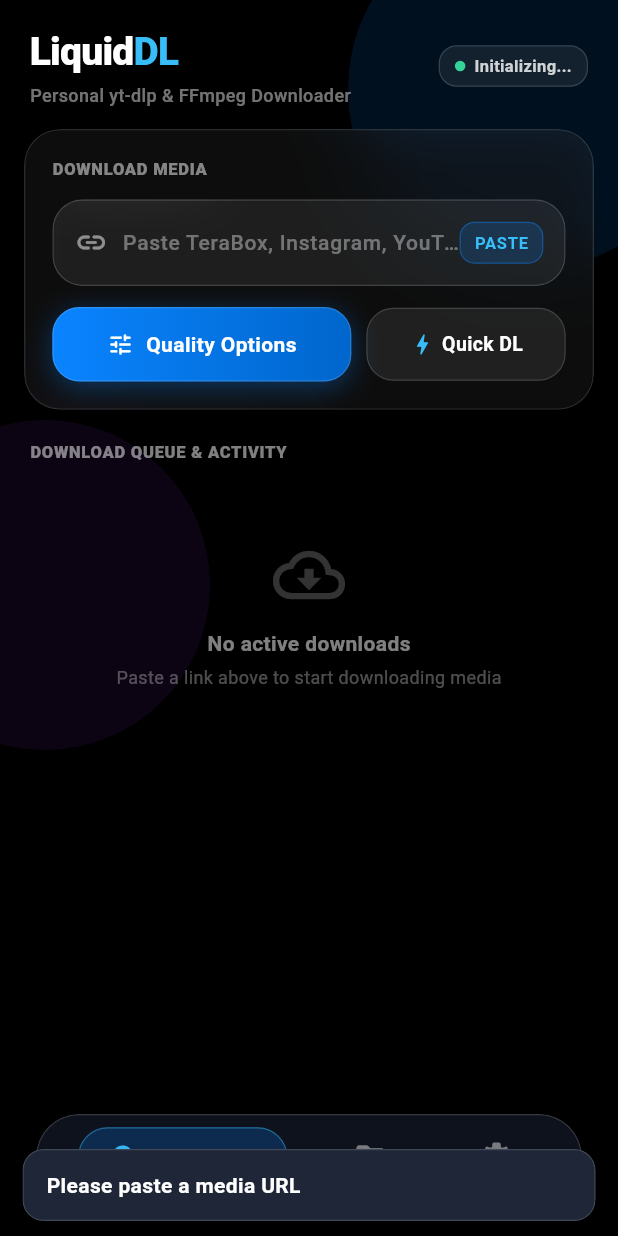
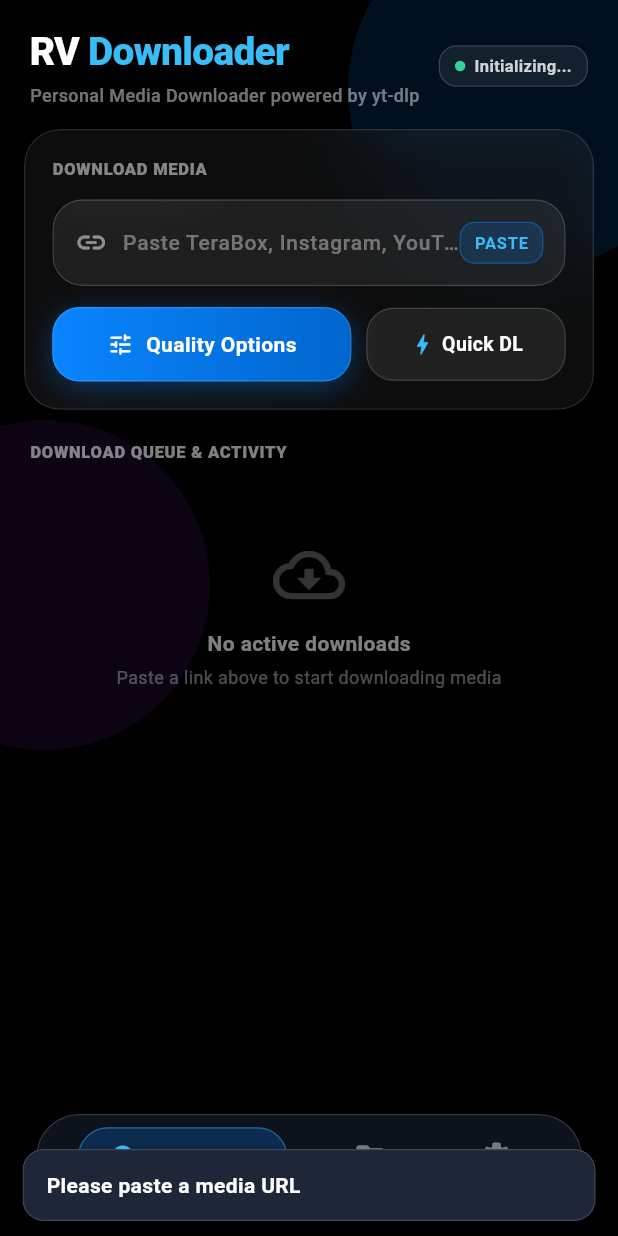
Before and after one commit to revantram/rv-downloader, a Flutter app: the screen it shows after launch, after a tap on "Quality Options", on a phone screen of 412 x 824 dp. Run offline on Flutter 3.47's test engine with Material 3 defaults, Android fonts, the phone set to English and light mode, and no system bars; our stand-ins replace permission_handler, shared_preferences.

Commit message:
feat: rename application to RV Downloader with customized packages and branding

```diff
--- a/lib/main.dart
+++ b/lib/main.dart
@@ -25,16 +25,16 @@ void main() async {
   await SettingsService.instance.init();
   await NativeDownloaderService.instance.init();
 
-  runApp(const LiquidDLApp());
+  runApp(const RVDownloaderApp());
 }
 
-class LiquidDLApp extends StatelessWidget {
-  const LiquidDLApp({super.key});
+class RVDownloaderApp extends StatelessWidget {
+  const RVDownloaderApp({super.key});
 
   @override
   Widget build(BuildContext context) {
     return MaterialApp(
-      title: 'LiquidDL',
+      title: 'RV Downloader',
       debugShowCheckedModeBanner: false,
       theme: ThemeData(
         brightness: Brightness.dark,
--- a/lib/screens/home_screen.dart
+++ b/lib/screens/home_screen.dart
@@ -305,7 +305,7 @@ class _HomeScreenState extends State<HomeScreen> with WidgetsBindingObserver {
                             Row(
                               children: [
                                 const Text(
-                                  'Liquid',
+                                  'RV ',
                                   style: TextStyle(
                                     color: Colors.white,
                                     fontSize: 26,
@@ -314,7 +314,7 @@ class _HomeScreenState extends State<HomeScreen> with WidgetsBindingObserver {
                                   ),
                                 ),
                                 Text(
-                                  'DL',
+                                  'Downloader',
                                   style: TextStyle(
                                     color: const Color(0xFF38BDF8),
                                     fontSize: 26,
@@ -326,7 +326,7 @@ class _HomeScreenState extends State<HomeScreen> with WidgetsBindingObserver {
                             ),
                             const SizedBox(height: 2),
                             Text(
-                              'Personal yt-dlp & FFmpeg Downloader',
+                              'Personal Media Downloader powered by yt-dlp',
                               style: TextStyle(
                                 color: Colors.white.withValues(alpha: 0.45),
                                 fontSize: 12,
--- a/lib/screens/settings_screen.dart
+++ b/lib/screens/settings_screen.dart
@@ -323,7 +323,7 @@ class _SettingsScreenState extends State<SettingsScreen> {
                 crossAxisAlignment: CrossAxisAlignment.start,
                 children: [
                   const Text(
-                    'LiquidDL Personal Media Downloader',
+                    'RV Downloader - Personal Media Downloader',
                     style: TextStyle(
                       color: Colors.white,
                       fontSize: 14,
--- a/lib/services/native_downloader_service.dart
+++ b/lib/services/native_downloader_service.dart
@@ -15,9 +15,9 @@ class NativeDownloaderService extends ChangeNotifier {
   NativeDownloaderService._();
 
   static const MethodChannel _methodChannel =
-      MethodChannel('com.rvbhati.liquiddl/engine');
+      MethodChannel('com.rvbhati.rvdownloader/engine');
   static const EventChannel _eventChannel =
-      EventChannel('com.rvbhati.liquiddl/progress_events');
+      EventChannel('com.rvbhati.rvdownloader/progress_events');
 
   final List<DownloadTask> _tasks = [];
   StreamSubscription? _eventSubscription;
@@ -85,7 +85,6 @@ class NativeDownloaderService extends ChangeNotifier {
     task.progress = progress.clamp(0.0, 100.0);
     task.etaSeconds = eta;
 
-    // Parse speed from yt-dlp log line e.g. "at 4.52MiB/s"
     final speedMatch = RegExp(r'at\s+([0-9.]+[KMG]?i?B/s)', caseSensitive: false)
         .firstMatch(line);
     if (speedMatch != null) {
@@ -270,7 +269,7 @@ class NativeDownloaderService extends ChangeNotifier {
 
   Future<File> _getHistoryFile() async {
     final dir = await getApplicationDocumentsDirectory();
-    return File('${dir.path}/download_tasks_v1.json');
+    return File('${dir.path}/rv_downloader_tasks_v1.json');
   }
 
   Future<void> _loadHistoryFromDisk() async {
--- a/lib/services/settings_service.dart
+++ b/lib/services/settings_service.dart
@@ -14,7 +14,7 @@ class SettingsService extends ChangeNotifier {
 
   String _defaultQuality = '1080p';
   String _defaultBitrate = '320k';
-  String _downloadPath = '/storage/emulated/0/Download/LiquidDL';
+  String _downloadPath = '/storage/emulated/0/Download/RV-Downloader';
   bool _autoPasteClipboard = true;
   bool _notifyOnComplete = true;
   String _cachedYtDlpVersion = 'yt-dlp Engine';
@@ -30,7 +30,7 @@ class SettingsService extends ChangeNotifier {
     final prefs = await SharedPreferences.getInstance();
     _defaultQuality = prefs.getString(_keyDefaultQuality) ?? '1080p';
     _defaultBitrate = prefs.getString(_keyDefaultBitrate) ?? '320k';
-    _downloadPath = prefs.getString(_keyDownloadPath) ?? '/storage/emulated/0/Download/LiquidDL';
+    _downloadPath = prefs.getString(_keyDownloadPath) ?? '/storage/emulated/0/Download/RV-Downloader';
     _autoPasteClipboard = prefs.getBool(_keyAutoPaste) ?? true;
     _notifyOnComplete = prefs.getBool(_keyNotifyDone) ?? true;
     _cachedYtDlpVersion = prefs.getString(_keyYtDlpVersion) ?? 'yt-dlp Engine';
--- a/pubspec.yaml
+++ b/pubspec.yaml
@@ -1,5 +1,5 @@
-name: liquid_dl
-description: "LiquidDL - Standalone Personal Media Downloader powered by yt-dlp & FFmpeg"
+name: rv_downloader
+description: "RV Downloader - Personal Media Downloader powered by yt-dlp & FFmpeg"
 publish_to: "none"
 version: 1.0.0+1
 
```
Also changed, not shown: 4 other files.
